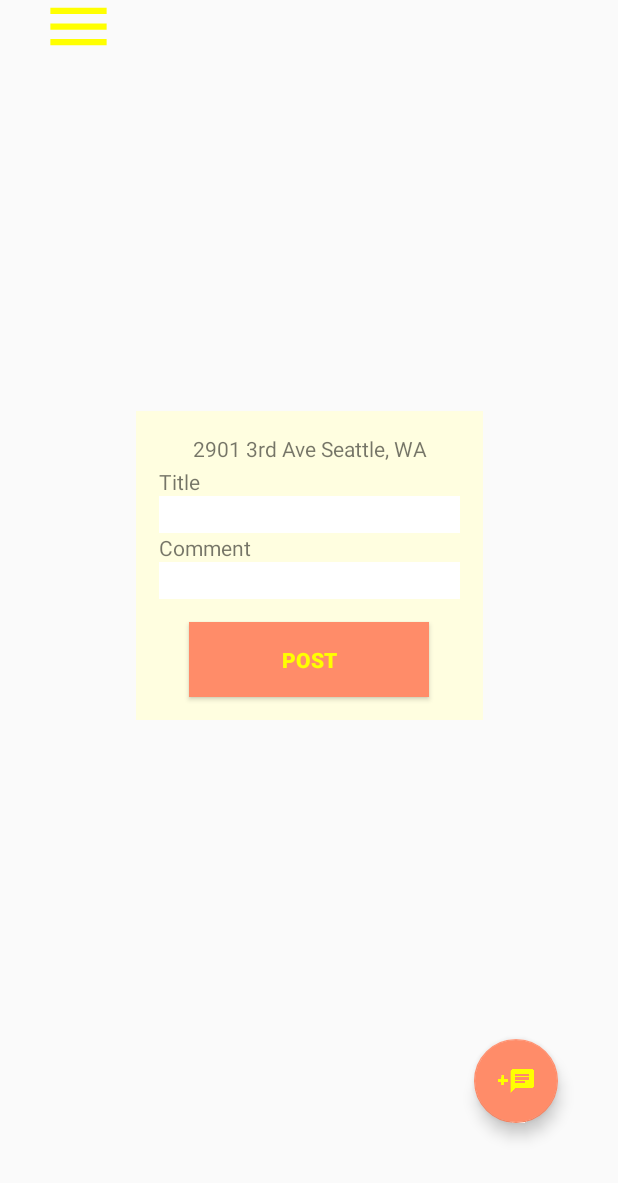
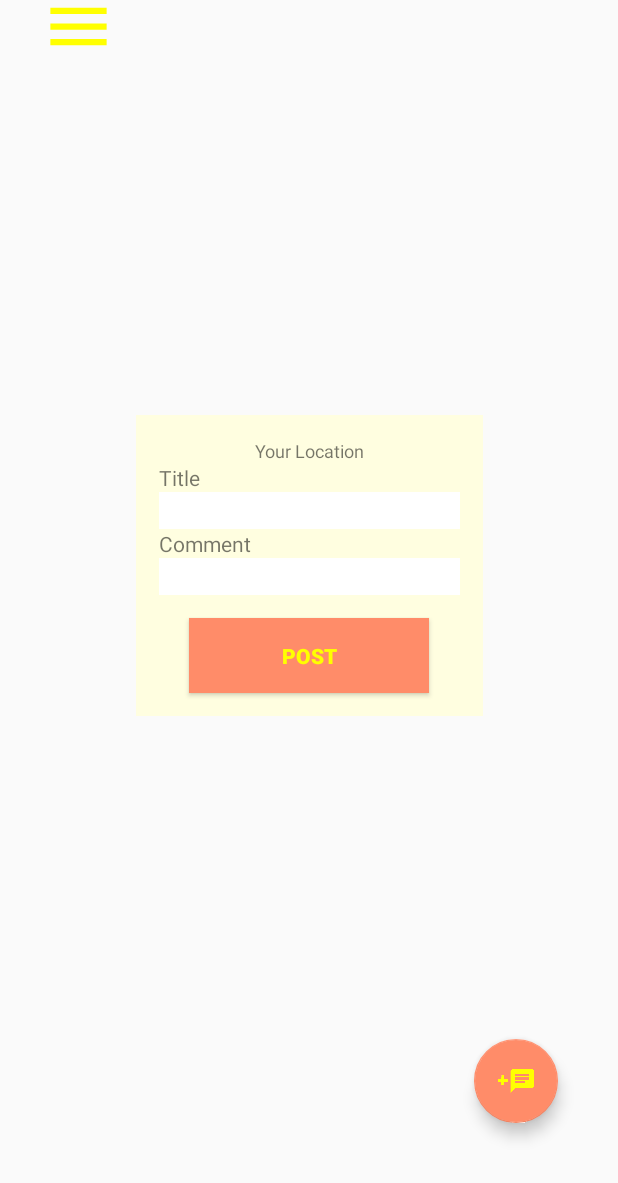
Before and after one commit to BarberShop401/mapChat, an Android app: the screen it shows after launch (MapsActivity), after a tap on an icon or button, on a phone screen of 412 x 824 dp, the part 53-1236 px from its top. Run offline under Robolectric (Android 15) with nearby library versions, the light colour scheme and no system bars; our stand-ins replace Firebase (no records; nobody signed in at launch, a user with empty details on screens opened directly); 2 statements that could not run were skipped.

Commit message:
updated the add-comment form with current user location

```diff
--- a/app/src/main/res/layout/activity_maps.xml
+++ b/app/src/main/res/layout/activity_maps.xml
@@ -63,14 +63,14 @@
             <TextView
                 android:id="@+id/commentLocationTextView"
                 android:layout_width="match_parent"
-                android:layout_height="22dp"
+                android:layout_height="wrap_content"
                 android:layout_marginTop="15dp"
                 android:layout_marginLeft="15dp"
                 android:layout_marginRight="15dp"
-                android:text="2901 3rd Ave Seattle, WA"
+                android:text="Your Location"
                 android:textAlignment="center"
-                android:layout_gravity="center_horizontal"
-                tools:text="2901 3rd Ave Seattle, WA" />
+                android:textSize="12sp"
+                android:layout_gravity="center_horizontal" />
             <TextView
                 android:id="@+id/commentTitleLabel"
                 android:layout_width="wrap_content"
```
Also changed, not shown: app/src/main/java/com/lucasjwilber/mapchat/MapsActivity.java (+16 -0 lines).
